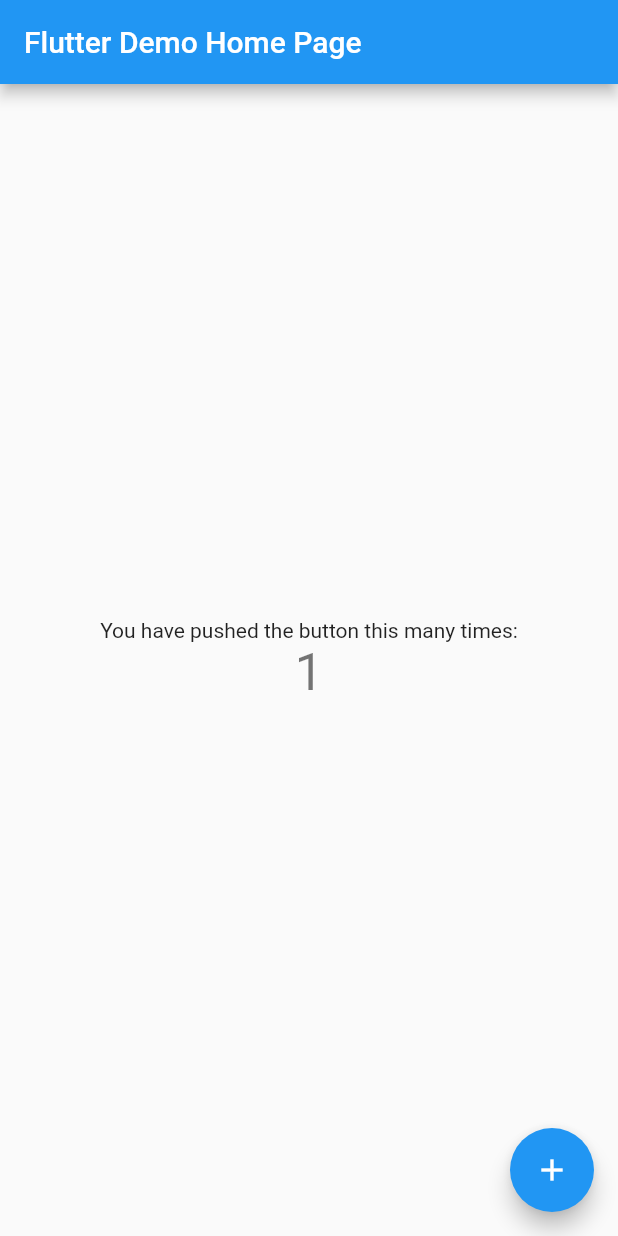
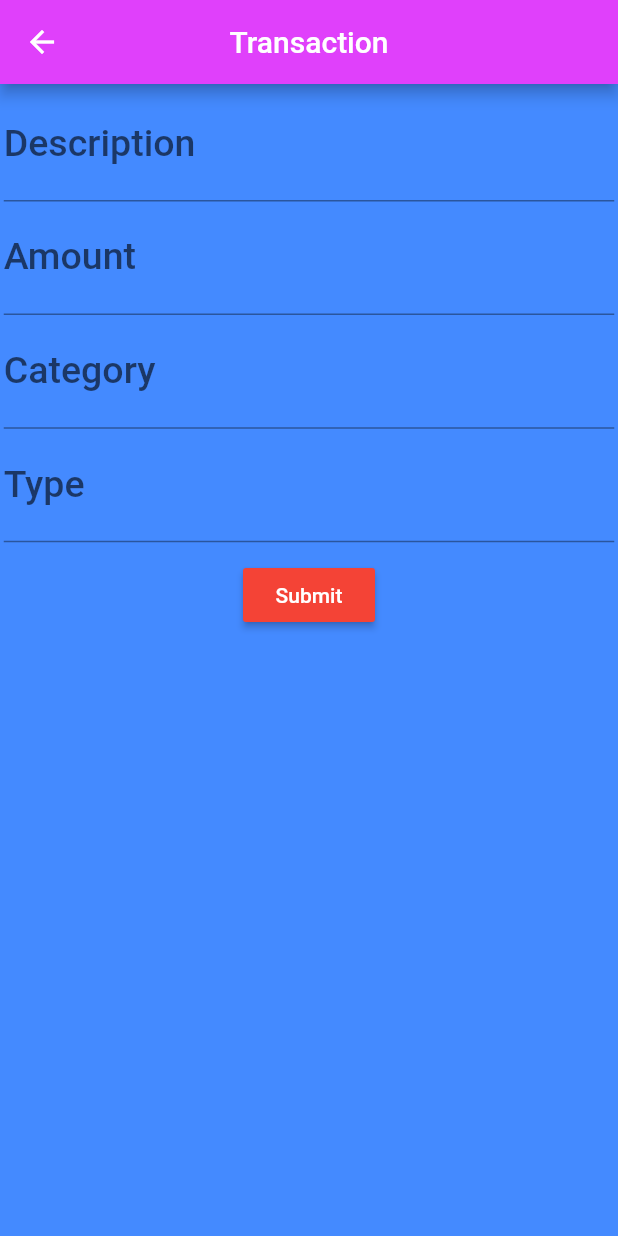
Before and after one commit to cmurph1624/mobile_finance, a Flutter app: the screen it shows after launch, after a tap on the "add" icon, on a phone screen of 412 x 824 dp. Run offline on Flutter 3.47's test engine with Material 2 defaults, Android fonts, the phone set to English and light mode, and no system bars.

Commit message:
Adding transaction and remaining budget items

```diff
--- a/lib/main.dart
+++ b/lib/main.dart
@@ -1,111 +1,27 @@
 import 'package:flutter/material.dart';
+import 'package:mobile_finance/model/budgetremaining_service.dart';
+import 'package:mobile_finance/ui/home.dart';
+import 'package:mobile_finance/ui/remainingbudget.dart';
+import 'package:mobile_finance/ui/transaction.dart';
+
+
+//void main() {
+//  runApp(new MaterialApp(
+//    title: "BMI Calculator",
+//    // ignore: argument_type_not_assignable
+//    //home: new Transaction(),
+//    home: new RemainingBudget(br: LoadRemainingBudget())
+//  ));
+//}
 
 void main() => runApp(MyApp());
 
-class MyApp extends StatelessWidget {
-  // This widget is the root of your application.
+
+class MyApp extends StatelessWidget{
   @override
-  Widget build(BuildContext context) {
-    return MaterialApp(
-      title: 'Flutter Demo',
-      theme: ThemeData(
-        // This is the theme of your application.
-        //
-        // Try running your application with "flutter run". You'll see the
-        // application has a blue toolbar. Then, without quitting the app, try
-        // changing the primarySwatch below to Colors.green and then invoke
-        // "hot reload" (press "r" in the console where you ran "flutter run",
-        // or simply save your changes to "hot reload" in a Flutter IDE).
-        // Notice that the counter didn't reset back to zero; the application
-        // is not restarted.
-        primarySwatch: Colors.blue,
-      ),
-      home: MyHomePage(title: 'Flutter Demo Home Page'),
+  Widget build(BuildContext context){
+    return new MaterialApp(
+      home: new RemainingBudget(br: LoadRemainingBudget())
     );
   }
 }
-
-class MyHomePage extends StatefulWidget {
-  MyHomePage({Key key, this.title}) : super(key: key);
-
-  // This widget is the home page of your application. It is stateful, meaning
-  // that it has a State object (defined below) that contains fields that affect
-  // how it looks.
-
-  // This class is the configuration for the state. It holds the values (in this
-  // case the title) provided by the parent (in this case the App widget) and
-  // used by the build method of the State. Fields in a Widget subclass are
-  // always marked "final".
-
-  final String title;
-
-  @override
-  _MyHomePageState createState() => _MyHomePageState();
-}
-
-class _MyHomePageState extends State<MyHomePage> {
-  int _counter = 0;
-
-  void _incrementCounter() {
-    setState(() {
-      // This call to setState tells the Flutter framework that something has
-      // changed in this State, which causes it to rerun the build method below
-      // so that the display can reflect the updated values. If we changed
-      // _counter without calling setState(), then the build method would not be
-      // called again, and so nothing would appear to happen.
-      _counter++;
-    });
-  }
-
-  @override
-  Widget build(BuildContext context) {
-    // This method is rerun every time setState is called, for instance as done
-    // by the _incrementCounter method above.
-    //
-    // The Flutter framework has been optimized to make rerunning build methods
-    // fast, so that you can just rebuild anything that needs updating rather
-    // than having to individually change instances of widgets.
-    return Scaffold(
-      appBar: AppBar(
-        // Here we take the value from the MyHomePage object that was created by
-        // the App.build method, and use it to set our appbar title.
-        title: Text(widget.title),
-      ),
-      body: Center(
-        // Center is a layout widget. It takes a single child and positions it
-        // in the middle of the parent.
-        child: Column(
-          // Column is also layout widget. It takes a list of children and
-          // arranges them vertically. By default, it sizes itself to fit its
-          // children horizontally, and tries to be as tall as its parent.
-          //
-          // Invoke "debug painting" (press "p" in the console, choose the
-          // "Toggle Debug Paint" action from the Flutter Inspector in Android
-          // Studio, or the "Toggle Debug Paint" command in Visual Studio Code)
-          // to see the wireframe for each widget.
-          //
-          // Column has various properties to control how it sizes itself and
-          // how it positions its children. Here we use mainAxisAlignment to
-          // center the children vertically; the main axis here is the vertical
-          // axis because Columns are vertical (the cross axis would be
-          // horizontal).
-          mainAxisAlignment: MainAxisAlignment.center,
-          children: <Widget>[
-            Text(
-              'You have pushed the button this many times:',
-            ),
-            Text(
-              '$_counter',
-              style: Theme.of(context).textTheme.display1,
-            ),
-          ],
-        ),
-      ),
-      floatingActionButton: FloatingActionButton(
-        onPressed: _incrementCounter,
-        tooltip: 'Increment',
-        child: Icon(Icons.add),
-      ), // This trailing comma makes auto-formatting nicer for build methods.
-    );
-  }
-}
--- /dev/null
+++ b/lib/model/budgetremaining.dart
@@ -0,0 +1,17 @@
+class BudgetRemainingItem{
+  String category;
+  DateTime budgetBegin;
+  DateTime budgetEnd;
+  double beginningAmount;
+  double amountUsed;
+  double remaining;
+
+  BudgetRemainingItem({this.category, this.budgetBegin, this.budgetEnd, this.beginningAmount, this.amountUsed, this.remaining});
+
+  factory BudgetRemainingItem.fromJson(Map<String, dynamic> parsedJson){
+      return BudgetRemainingItem(
+
+      );
+
+  }
+}
--- /dev/null
+++ b/lib/model/budgetremaining_service.dart
@@ -0,0 +1,27 @@
+
+import 'package:mobile_finance/model/budgetremaining.dart';
+
+Future <List<BudgetRemainingItem>> LoadRemainingBudget() async{
+  List<BudgetRemainingItem> ls = new List<BudgetRemainingItem>();
+  ls.add(CreateNewItem("Misc", new DateTime(2018, 12, 5), 500.0, 250.0, 250.0));
+  ls.add(CreateNewItem("Rent", new DateTime(2018, 12, 5), 1000.0, 1000.0, 0.0));
+  ls.add(CreateNewItem("Insurance", new DateTime(2018, 12, 5), 250.0, 250.0, 0));
+  ls.add(CreateNewItem("Gas", new DateTime(2018, 12, 5), 150.0, 75.0, 75.0));
+  ls.add(CreateNewItem("Food", new DateTime(2018, 12, 5), 400, 405.0, -5.0));
+  return ls;
+}
+
+BudgetRemainingItem CreateNewItem(String category,
+                                  DateTime budgetEnd,
+                                  double beginningAmount,
+                                  double amountUsed,
+                                  double remaining) {
+
+  BudgetRemainingItem b = new BudgetRemainingItem(category: category,
+                                                  budgetEnd: budgetEnd,
+                                                  beginningAmount: beginningAmount,
+                                                  amountUsed: amountUsed,
+                                                  remaining: remaining);
+
+  return b;
+}
--- /dev/null
+++ b/lib/model/category_service.dart
@@ -0,0 +1,27 @@
+
+class CategoryService
+{
+
+List<String> GetCategoryItems() {
+  List<String> ls = new List<String>();
+
+  ls.add('Rent');
+  ls.add('Misc');
+  ls.add('Entertainment');
+  ls.add('Income');
+  ls.add('Saving');
+  ls.add('Pets');
+  ls.add('Gym');
+  ls.add('Xcel');
+  ls.add('Work Card');
+  ls.add('T-mobile');
+  ls.add('mmj');
+  ls.add('Car');
+  ls.add('Insurance');
+  ls.add('Credit Card');
+  ls.add('Nelnet');
+  ls.add('Other Income');
+
+  return ls;
+}
+}
--- /dev/null
+++ b/lib/model/transaction.dart
@@ -0,0 +1,25 @@
+class TransactionItem{
+  int id;
+  String description;
+  double amount;
+  String group;
+  String type;
+
+  TransactionItem({this.id, this.description, this.amount, this.group, this.type});
+
+  factory TransactionItem.fromJson(Map<String, dynamic> parsedJson){
+    return TransactionItem(
+      id: parsedJson['id'],
+      description: parsedJson['description'],
+      amount: parsedJson['amount'],
+      group: parsedJson['group'],
+      type: parsedJson['type']
+    );
+  }
+}
+
+
+//class MockTransaction{
+//  static final MockTransaction
+//  factory
+//}
--- /dev/null
+++ b/lib/model/transaction_service.dart
@@ -0,0 +1,5 @@
+import 'package:mobile_finance/model/transaction.dart';
+
+updateTransaction(TransactionItem t){
+  print(t.description);
+}
--- /dev/null
+++ b/lib/ui/remainingbudget.dart
@@ -0,0 +1,93 @@
+import 'package:flutter/material.dart';
+import 'package:mobile_finance/model/budgetremaining.dart';
+import 'package:mobile_finance/ui/transaction.dart';
+
+
+
+
+class RemainingBudget extends StatelessWidget {
+  final Future<List<BudgetRemainingItem>> br;
+  RemainingBudget({Key key, this.br}) : super(key: key);
+
+  @override
+  Widget build(BuildContext context) {
+    return  Scaffold(
+        appBar: AppBar(
+          title: Text("Budget"),
+          centerTitle: true,
+        ),
+        body: new FutureBuilder(
+            future: br,
+            builder: (BuildContext context, AsyncSnapshot snapshot)
+            {
+              if(snapshot.hasData){
+                return ListView.builder(
+                    itemCount: snapshot.data.length,
+                    itemBuilder: (BuildContext context, int index){
+                      return _makeCard(snapshot.data[index].category, snapshot.data[index].remaining);
+                      //return ListTile(title: Text(snapshot.data[index].category),);
+                    }
+                    );
+              }else{
+                return Container(
+                  child: Center(
+                  child: Text
+                  ("Loading...")
+                  ),
+                );
+              }
+            }
+            ),
+            floatingActionButton: FloatingActionButton(
+                child: Icon(Icons.add),
+                onPressed: () {
+                  Navigator.push(
+                    context,
+                    MaterialPageRoute(builder: (context) => Transaction())
+                  );
+                })
+    );
+  }
+}
+
+Card _makeCard(String _title, double _remainingAmount){
+  final makeCard = Card(
+    elevation: 8.0,
+    margin: new EdgeInsets.symmetric(horizontal: 10.0, vertical: 6.0),
+    child: Container(
+      decoration: BoxDecoration(color: Color.fromRGBO(64, 75, 96, .9)),
+      child: _makeListTile(_title, _remainingAmount),
+    ),
+  );
+
+  return makeCard;
+}
+
+
+ListTile _makeListTile(String _title, double _remainingAmount){
+  final makeListTile = ListTile(
+      contentPadding: EdgeInsets.symmetric(horizontal: 20.0, vertical: 10.0),
+      leading: Container(
+        padding: EdgeInsets.only(right: 12.0),
+        decoration: new BoxDecoration(
+            border: new Border(
+                right: new BorderSide(width: 1.0, color: Colors.white24))),
+        child: Icon(Icons.autorenew, color: Colors.white),
+      ),
+      title: Text(
+        _title,
+        style: TextStyle(color: Colors.white, fontWeight: FontWeight.bold, fontSize: 25),
+      ),
+      // subtitle: Text("Intermediate", style: TextStyle(color: Colors.white)),
+
+      subtitle: Row(
+        children: <Widget>[
+//          Icon(Icons.linear_scale, color: Colors.yellowAccent),
+          Text("\$$_remainingAmount", style: TextStyle(color: Colors.white, fontSize: 20))
+        ],
+      ),
+      trailing:
+      Icon(Icons.description, color: Colors.white, size: 30.0));
+
+    return makeListTile;
+}
--- /dev/null
+++ b/lib/ui/transaction.dart
@@ -0,0 +1,125 @@
+import 'package:flutter/material.dart';
+import 'package:mobile_finance/model/category_service.dart';
+import 'package:mobile_finance/model/transaction.dart';
+import 'package:mobile_finance/model/transaction_service.dart';
+
+class Transaction extends StatefulWidget {
+  @override
+  _TransactionState createState() => _TransactionState();
+}
+
+class _TransactionState extends State<Transaction> {
+  final TextEditingController _descriptionController = new TextEditingController();
+  final TextEditingController _amountController = new TextEditingController();
+  final TextEditingController _amountTypeController = new TextEditingController();
+  final TextEditingController _groupController = new TextEditingController();
+  final TextEditingController _typeController = new TextEditingController();
+
+  void _submitValues(){
+    TransactionItem t = new TransactionItem();
+    t.description = _descriptionController.text;
+    t.amount = double.tryParse(_amountController.text);
+    t.group = _groupController.text;
+    t.type = _typeController.text;
+    updateTransaction(t);
+  }
+
+  @override
+  void initState(){
+
+  }
+
+  @override
+  Widget build(BuildContext context) {
+    return Scaffold(
+        backgroundColor: Colors.blueAccent,
+      appBar: new AppBar(
+        title: new Text('Transaction'),
+        centerTitle: true,
+        backgroundColor: Colors.purpleAccent,
+      ),
+      body: new Container(
+        alignment: Alignment.topCenter,
+        child: new ListView(
+          padding: const EdgeInsets.all(2.5),
+          children: <Widget>[
+            TextField(
+              controller: _descriptionController,
+              keyboardType: TextInputType.text,
+              decoration: new InputDecoration(
+                labelText: "Description",
+              ),
+              style: transactionStyle()
+            ),
+            new TextField(
+              controller: _amountController,
+              keyboardType: TextInputType.number,
+              decoration: new InputDecoration(
+                labelText: "Amount",
+              ),
+              style: transactionStyle(),
+            ),
+            new TextField(
+              controller: _groupController,
+              keyboardType: TextInputType.text,
+              decoration: new InputDecoration(
+                labelText: "Category",
+              ),
+              style: transactionStyle(),
+            ),
+            new TextField(
+              controller: _typeController,
+              keyboardType: TextInputType.text,
+              decoration: new InputDecoration(
+                labelText: "Type",
+              ),
+              style: transactionStyle(),
+            ),
+
+          new Padding(
+            padding: new EdgeInsets.all(5.6),
+          ),
+          new Row(
+            mainAxisAlignment: MainAxisAlignment.spaceEvenly,
+            children: <Widget>[
+              new RaisedButton(
+                  onPressed: _submitValues,
+                  textColor: Colors.white,
+                  color: Colors.red,
+                  padding: const EdgeInsets.all(8.0),
+                  child: new Text(
+                    "Submit",
+                  )
+              )
+            ]
+          )
+
+          ],
+        )
+      )
+    );
+  }
+}
+
+List<DropdownMenuItem<String>> getCatagoryDropDownMenuItems(){
+  CategoryService c = new CategoryService();
+  List<String> ls = c.GetCategoryItems();
+  List<DropdownMenuItem<String>> items = new List();
+
+  for (String cat in ls){
+    items.add(new DropdownMenuItem(
+      value: cat,
+      child: new Text(cat)
+    ));
+  }
+  return items;
+}
+
+TextStyle transactionStyle() {
+  return new TextStyle(
+      color: Colors.black,
+      fontStyle: FontStyle.normal,
+      fontWeight: FontWeight.w500,
+      fontSize: 25
+  );
+}
```
Also changed, not shown: lib/ui/home.dart (added, +36 -0 lines), 1 other file.
